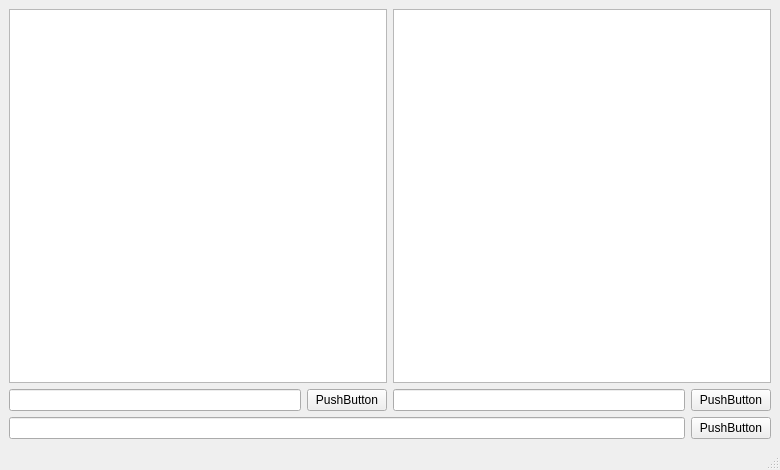
The window that mainwindow.ui (Mxd353/IPC) describes before a commit, drawn with Qt 5.
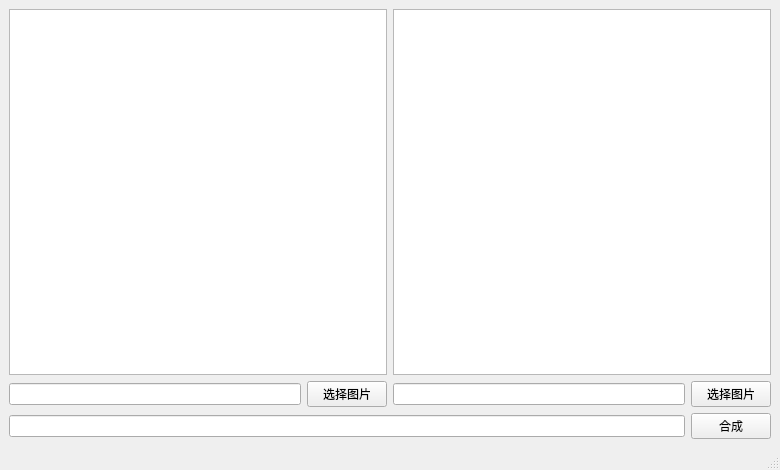
The same window after the commit.

What changed in the file:
```diff
--- a/mainwindow.ui
+++ b/mainwindow.ui
@@ -16,12 +16,16 @@
     <item row="2" column="1">
      <layout class="QHBoxLayout" name="horizontalLayout_2">
       <item>
-       <widget class="QLineEdit" name="lineEdit"/>
+       <widget class="QLineEdit" name="lineEdit">
+        <property name="readOnly">
+         <bool>true</bool>
+        </property>
+       </widget>
       </item>
       <item>
        <widget class="QPushButton" name="pushButton">
         <property name="text">
-         <string>PushButton</string>
+         <string>选择图片</string>
         </property>
        </widget>
       </item>
@@ -36,12 +40,16 @@
     <item row="2" column="2">
      <layout class="QHBoxLayout" name="horizontalLayout_4">
       <item>
-       <widget class="QLineEdit" name="lineEdit_2"/>
+       <widget class="QLineEdit" name="lineEdit_2">
+        <property name="readOnly">
+         <bool>true</bool>
+        </property>
+       </widget>
       </item>
       <item>
        <widget class="QPushButton" name="pushButton_3">
         <property name="text">
-         <string>PushButton</string>
+         <string>选择图片</string>
         </property>
        </widget>
       </item>
@@ -55,7 +63,7 @@
       <item>
        <widget class="QPushButton" name="pushButton_2">
         <property name="text">
-         <string>PushButton</string>
+         <string>合成</string>
         </property>
        </widget>
       </item>
```
